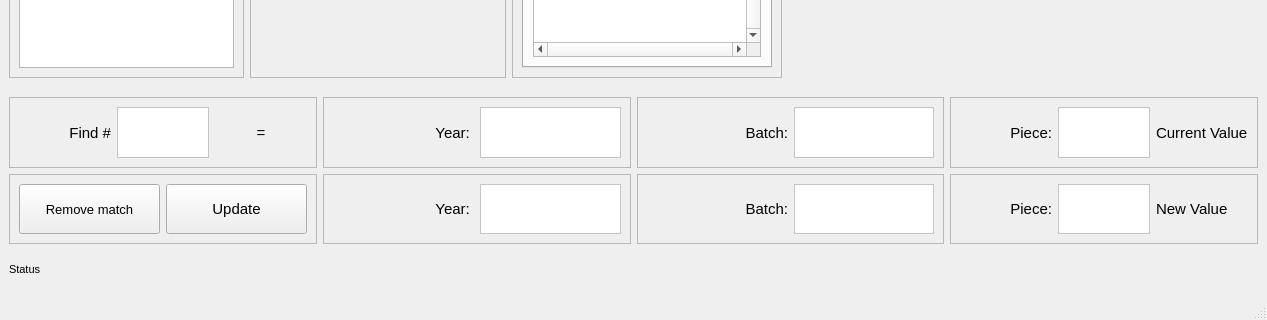
Before: the Qt Designer form view/ui_files/MainWindow.ui in ggetzie/APSAP, drawn with Qt 5; both pictures show x 0 to 1267 and y 608 to 928 of the 1267 by 928 pixel window.
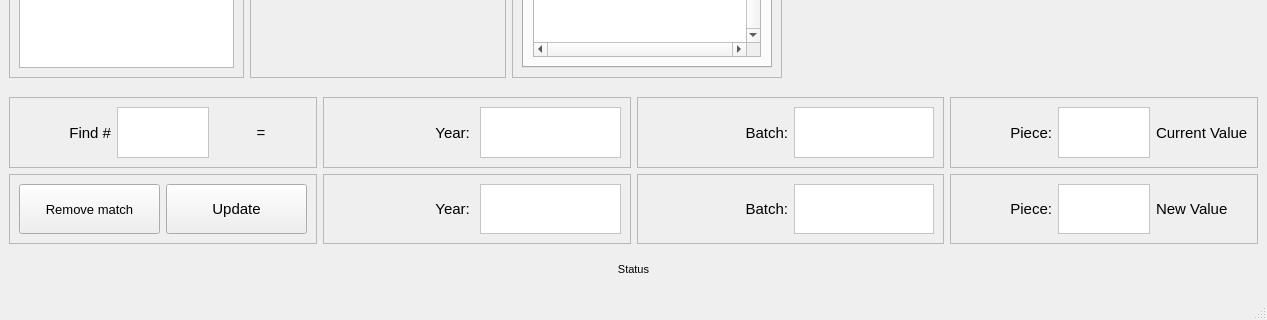
After: the same form once the commit is applied. Icons and pictures are not drawn.

```diff
--- a/view/ui_files/MainWindow.ui
+++ b/view/ui_files/MainWindow.ui
@@ -1180,9 +1180,15 @@
       <property name="textFormat">
        <enum>Qt::AutoText</enum>
       </property>
+      <property name="alignment">
+       <set>Qt::AlignCenter</set>
+      </property>
       <property name="wordWrap">
        <bool>true</bool>
       </property>
+      <property name="margin">
+       <number>1</number>
+      </property>
      </widget>
     </item>
     <item row="12" column="1">
```
